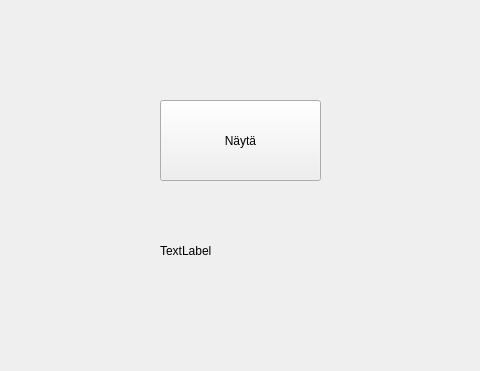
The window that rastitehtava/mainwindow.ui (TuukkaHuru/rastiteht) describes before a commit, drawn with Qt 5; both pictures show x 0 to 480 and y 0 to 371 of the 800 by 600 pixel window.
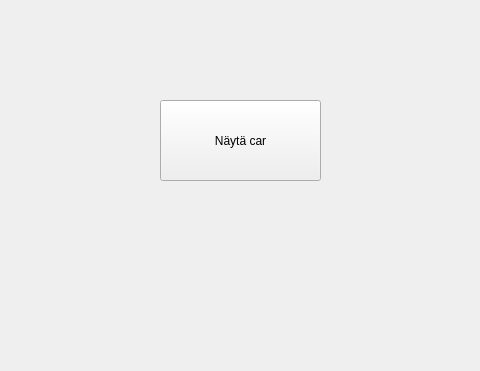
The same window after the commit.

Diff of the .ui file:
```diff
--- a/rastitehtava/mainwindow.ui
+++ b/rastitehtava/mainwindow.ui
@@ -24,7 +24,7 @@
      </rect>
     </property>
     <property name="text">
-     <string>Näytä</string>
+     <string>Näytä car</string>
     </property>
    </widget>
    <widget class="QLabel" name="labelInfo">
@@ -37,7 +37,7 @@
      </rect>
     </property>
     <property name="text">
-     <string>TextLabel</string>
+     <string/>
     </property>
    </widget>
   </widget>
```
Left out of the diff: 2 changed lines with no effect on the pictures.
